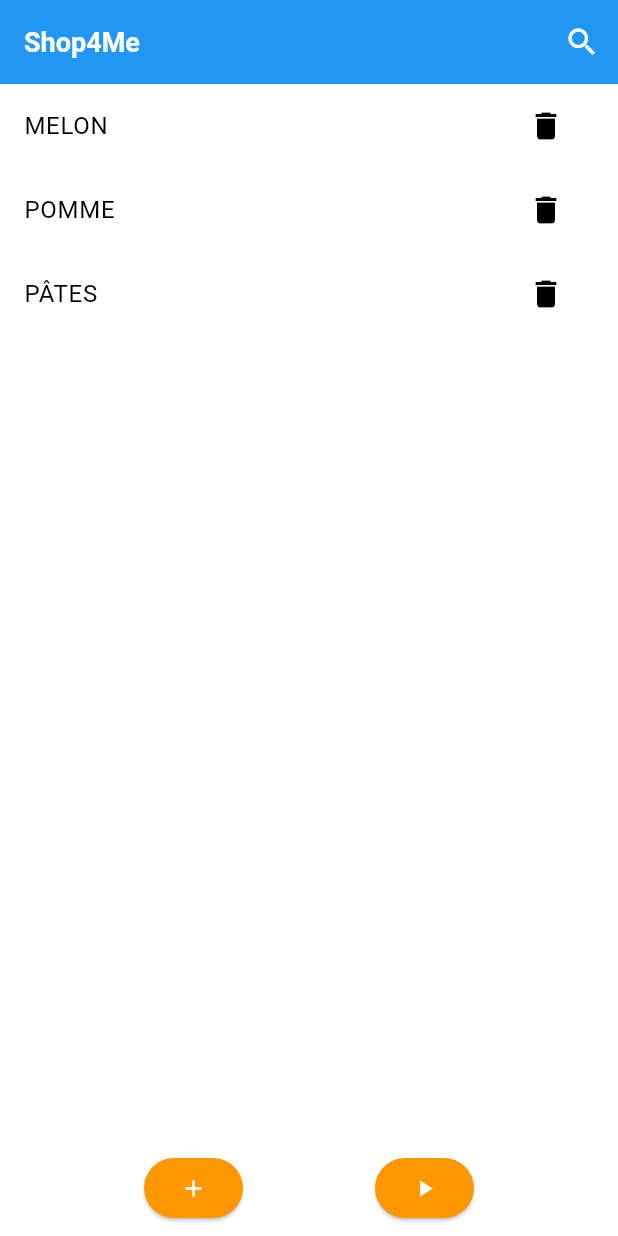
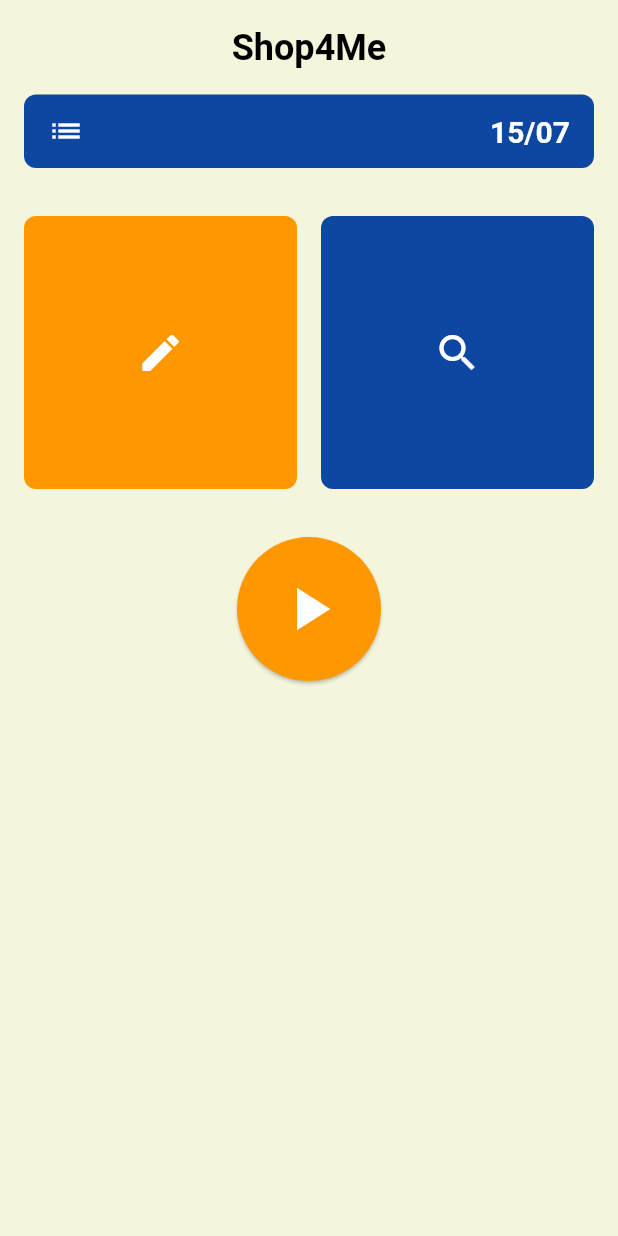
Before and after one commit to MatthieuFranques/ShopForMe, a Flutter app: the screen it shows after launch, on a phone screen of 412 x 824 dp. Run offline on Flutter 3.47's test engine with Material 3 defaults, Android fonts, the phone set to English and light mode, and no system bars.

Commit message:
feat(theme): Update theme in Shop4MeApp
- Update theme in Shop4MeApp to use the `getTheme` method in the `Shop4MeTheme` class
- Set the font size to medium in the theme

Closes #91

```diff
--- a/mobile/lib/app.dart
+++ b/mobile/lib/app.dart
@@ -9,7 +9,7 @@ class Shop4MeApp extends StatelessWidget {
   Widget build(BuildContext context) {
     return MaterialApp(
       title: 'Shop4Me',
-      theme: Shop4MeTheme.lightTheme,
+      theme: Shop4MeTheme.getTheme(fontSize: FontSize.medium),
       home: const HomeScreen(),
     );
   }
--- a/mobile/lib/config/theme.dart
+++ b/mobile/lib/config/theme.dart
@@ -1,31 +1,53 @@
 import 'package:flutter/material.dart';
 
 class Shop4MeTheme {
-  static ThemeData get lightTheme {
+  static ThemeData getTheme({required FontSize fontSize}) {
+    final baseTextTheme = _getBaseTextTheme(fontSize);
+
     return ThemeData(
-      primarySwatch: Colors.blue,
+      primaryColor: Colors.blue[900],
+      scaffoldBackgroundColor: const Color(0xFFF5F5DC),
       colorScheme: ColorScheme.fromSwatch(
         primarySwatch: Colors.blue,
         accentColor: Colors.orange,
       ),
-      scaffoldBackgroundColor: Colors.white,
-      appBarTheme: const AppBarTheme(
-        backgroundColor: Colors.blue,
+      appBarTheme: AppBarTheme(
+        backgroundColor: Colors.blue[900],
         foregroundColor: Colors.white,
       ),
+      textTheme: baseTextTheme,
       elevatedButtonTheme: ElevatedButtonThemeData(
         style: ElevatedButton.styleFrom(
           backgroundColor: Colors.orange,
           foregroundColor: Colors.white,
+          shape: RoundedRectangleBorder(
+            borderRadius: BorderRadius.circular(8),
+          ),
         ),
-      ),
-      textTheme: const TextTheme(
-        titleLarge: TextStyle(
-          fontSize: 18,
-          fontWeight: FontWeight.bold,
-        ),
-        bodyMedium: TextStyle(fontSize: 16),
       ),
     );
   }
+
+  static TextTheme _getBaseTextTheme(FontSize fontSize) {
+    final double scaleFactor = _getFontScaleFactor(fontSize);
+    return TextTheme(
+      headlineMedium: TextStyle(fontSize: 24 * scaleFactor, fontWeight: FontWeight.bold, color: Colors.black),
+      titleLarge: TextStyle(fontSize: 20 * scaleFactor, fontWeight: FontWeight.bold, color: Colors.black),
+      bodyLarge: TextStyle(fontSize: 16 * scaleFactor, color: Colors.black),
+      bodyMedium: TextStyle(fontSize: 14 * scaleFactor, color: Colors.black),
+    );
+  }
+
+  static double _getFontScaleFactor(FontSize fontSize) {
+    switch (fontSize) {
+      case FontSize.small:
+        return 0.8;
+      case FontSize.medium:
+        return 1.0;
+      case FontSize.large:
+        return 1.2;
+    }
+  }
 }
+
+enum FontSize { small, medium, large }
--- a/mobile/lib/ui/screens/home_screen.dart
+++ b/mobile/lib/ui/screens/home_screen.dart
@@ -1,81 +1,47 @@
 import 'package:flutter/material.dart';
-import 'package:flutter_tts/flutter_tts.dart';
+import '../widgets/app_header.dart';
+import '../widgets/action_button.dart';
+import '../widgets/start_button.dart';
 
-class HomeScreen extends StatefulWidget {
+class HomeScreen extends StatelessWidget {
   const HomeScreen({super.key});
-
-  @override
-  _HomeScreenState createState() => _HomeScreenState();
-}
-
-class _HomeScreenState extends State<HomeScreen> {
-  final FlutterTts flutterTts = FlutterTts();
-  List<String> shoppingList = ['MELON', 'POMME', 'PÂTES'];
 
   @override
   Widget build(BuildContext context) {
     return Scaffold(
-      appBar: AppBar(
-        title: const Text('Shop4Me'),
-        actions: [
-          IconButton(
-            icon: const Icon(Icons.search),
-            onPressed: () {
-              // TODO: Implement search functionality
-            },
-          ),
-        ],
-      ),
-      body: Column(
-        children: [
-          Expanded(
-            child: ListView.builder(
-              itemCount: shoppingList.length,
-              itemBuilder: (context, index) {
-                return ListTile(
-                  title: Text(shoppingList[index]),
-                  trailing: IconButton(
-                    icon: const Icon(Icons.delete),
-                    onPressed: () {
-                      setState(() {
-                        shoppingList.removeAt(index);
-                      });
-                      _speak('Item supprimé');
-                    },
-                  ),
-                );
-              },
-            ),
-          ),
-          Padding(
-            padding: const EdgeInsets.all(8.0),
-            child: Row(
-              mainAxisAlignment: MainAxisAlignment.spaceEvenly,
-              children: [
-                ElevatedButton(
-                  onPressed: () {
-                    //TODO: Implement add product functionality
-                    _speak('Ajouter un produit');
-                  },
-                  child: Icon(Icons.add),
-                ),
-                ElevatedButton(
+      body: SafeArea(
+        child: Padding(
+          padding: const EdgeInsets.all(16.0),
+          child: Column(
+            crossAxisAlignment: CrossAxisAlignment.stretch,
+            children: [
+              Text(
+                'Shop4Me',
+                style: Theme.of(context).textTheme.headlineMedium,
+                textAlign: TextAlign.center,
+              ),
+              const SizedBox(height: 16),
+              const AppHeader(),
+              const SizedBox(height: 32),
+              Row(
+                children: [
+                  Expanded(child: ActionButton(icon: Icons.edit, color: Theme.of(context).colorScheme.secondary)),
+                  const SizedBox(width: 16),
+                  Expanded(child: ActionButton(icon: Icons.search, color: Theme.of(context).primaryColor)),
+                ],
+              ),
+              const SizedBox(height: 32),
+              Center(
+                child: StartButton(
                   onPressed: () {
                     // TODO: Implement start shopping functionality
-                    _speak('Commencer les courses');
                   },
-                  child: Icon(Icons.play_arrow),
                 ),
-              ],
-            ),
+              ),
+            ],
           ),
-        ],
+        ),
       ),
     );
   }
-
-  Future<void> _speak(String text) async {
-    await flutterTts.setLanguage("fr-FR");
-    await flutterTts.speak(text);
-  }
 }
--- a/mobile/lib/ui/widgets/action_button.dart
+++ b/mobile/lib/ui/widgets/action_button.dart
@@ -0,0 +1,22 @@
+import 'package:flutter/material.dart';
+
+class ActionButton extends StatelessWidget {
+  final IconData icon;
+  final Color color;
+
+  const ActionButton({super.key, required this.icon, required this.color});
+
+  @override
+  Widget build(BuildContext context) {
+    return AspectRatio(
+      aspectRatio: 1,
+      child: Container(
+        decoration: BoxDecoration(
+          color: color,
+          borderRadius: BorderRadius.circular(8),
+        ),
+        child: Icon(icon, color: Colors.white, size: 32),
+      ),
+    );
+  }
+}
--- /dev/null
+++ b/mobile/lib/ui/widgets/app_header.dart
@@ -0,0 +1,27 @@
+import 'package:flutter/material.dart';
+
+class AppHeader extends StatelessWidget {
+  const AppHeader({super.key});
+
+  @override
+  Widget build(BuildContext context) {
+    return Container(
+      padding: const EdgeInsets.symmetric(vertical: 12, horizontal: 16),
+      decoration: BoxDecoration(
+        color: Theme.of(context).primaryColor,
+        borderRadius: BorderRadius.circular(8),
+      ),
+      child: Row(
+        children: [
+          const Icon(Icons.list, color: Colors.white),
+          const Spacer(),
+          Text(
+            //TODO: Replace with the name of list
+            '15/07',
+            style: Theme.of(context).textTheme.titleLarge!.copyWith(color: Colors.white),
+          ),
+        ],
+      ),
+    );
+  }
+}
--- /dev/null
+++ b/mobile/lib/ui/widgets/start_button.dart
@@ -0,0 +1,20 @@
+import 'package:flutter/material.dart';
+
+class StartButton extends StatelessWidget {
+  final VoidCallback onPressed;
+
+  const StartButton({super.key, required this.onPressed});
+
+  @override
+  Widget build(BuildContext context) {
+    return ElevatedButton(
+      onPressed: onPressed,
+      style: ElevatedButton.styleFrom(
+        shape: const CircleBorder(),
+        padding: const EdgeInsets.all(24),
+        backgroundColor: Theme.of(context).colorScheme.secondary,
+      ),
+      child: const Icon(Icons.play_arrow, size: 48),
+    );
+  }
+}
```
